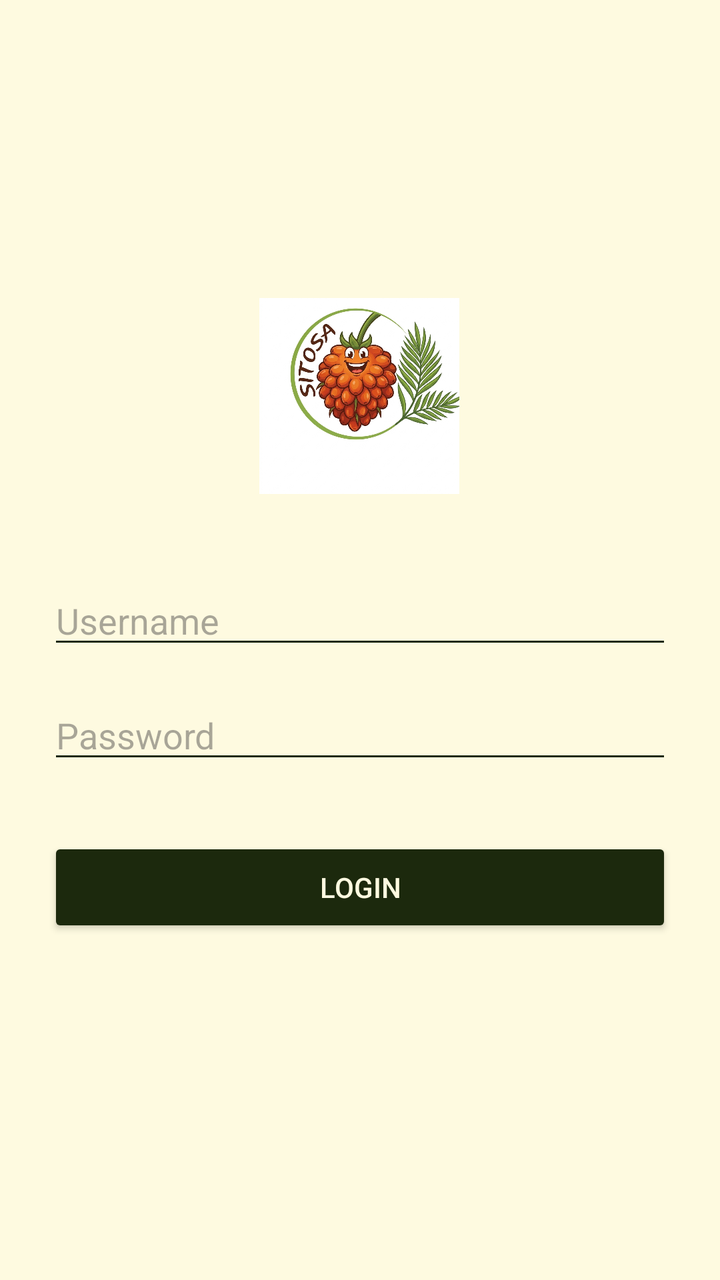
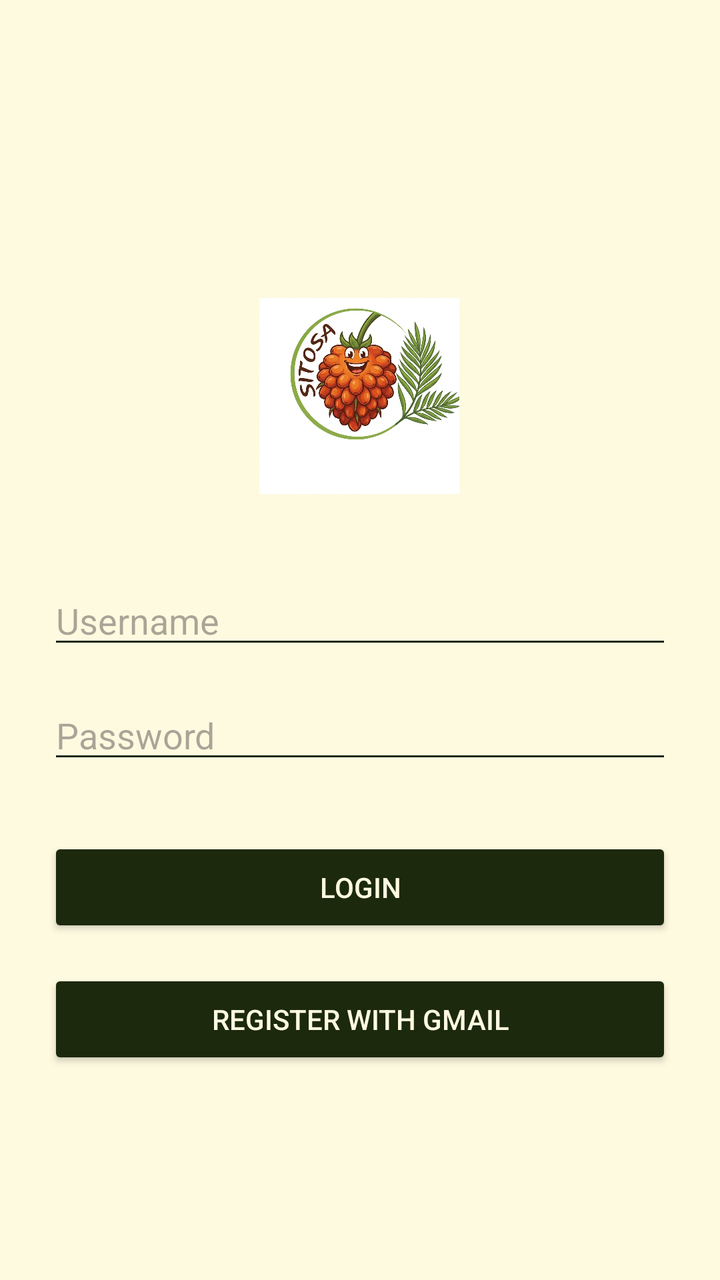

Screens rendered from an Android XML layout before and after an edit, with the pre-edit source and the edit as a unified diff.
<!-- AndroidManifest.xml: application theme Theme.Saporeo -->
<!-- res/layout/activity_auth.xml -->
<?xml version="1.0" encoding="utf-8"?>
<androidx.constraintlayout.widget.ConstraintLayout xmlns:android="http://schemas.android.com/apk/res/android"
    xmlns:app="http://schemas.android.com/apk/res-auto"
    android:layout_width="match_parent"
    android:layout_height="match_parent"
    android:background="@color/sawit_cream"
    android:padding="24dp">

    <ImageView
        android:id="@+id/imgAuthLogo"
        android:layout_width="100dp"
        android:layout_height="100dp"
        android:layout_marginTop="124dp"
        android:src="@drawable/logo_sitosa"
        app:layout_constraintEnd_toEndOf="parent"
        app:layout_constraintHorizontal_bias="0.498"
        app:layout_constraintStart_toStartOf="parent"
        app:layout_constraintTop_toTopOf="parent" />

    <EditText
        android:id="@+id/etUsername"
        android:layout_width="0dp"
        android:layout_height="wrap_content"
        android:layout_marginTop="40dp"
        android:backgroundTint="@color/sawit_dark_green"
        android:hint="Username"
        android:inputType="text"
        android:textColor="@color/sawit_dark_green"
        app:layout_constraintEnd_toEndOf="parent"
        app:layout_constraintStart_toStartOf="parent"
        app:layout_constraintTop_toBottomOf="@id/imgAuthLogo" />

    <EditText
        android:id="@+id/etPassword"
        android:layout_width="0dp"
        android:layout_height="wrap_content"
        android:layout_marginTop="16dp"
        android:backgroundTint="@color/sawit_dark_green"
        android:hint="Password"
        android:inputType="textPassword"
        android:textColor="@color/sawit_dark_green"
        app:layout_constraintEnd_toEndOf="parent"
        app:layout_constraintStart_toStartOf="parent"
        app:layout_constraintTop_toBottomOf="@id/etUsername" />

    <Button
        android:id="@+id/btnLogin"
        android:layout_width="0dp"
        android:layout_height="50dp"
        android:layout_marginTop="32dp"
        android:backgroundTint="@color/sawit_dark_green"
        android:text="Login"
        android:textColor="@color/sawit_cream"
        app:layout_constraintBottom_toBottomOf="parent"
        app:layout_constraintEnd_toEndOf="parent"
        app:layout_constraintHorizontal_bias="0.0"
        app:layout_constraintStart_toStartOf="parent"
        app:layout_constraintTop_toBottomOf="@id/etPassword"
        app:layout_constraintVertical_bias="0.0" />

</androidx.constraintlayout.widget.ConstraintLayout>
<!-- resources referenced by this layout -->
<resources>
  <color name="sawit_cream">#FEFAE0</color>
  <color name="sawit_dark_green">#1C290D</color>
  <!-- drawable logo_sitosa: png bitmap (drawable, 706120 bytes) -->
  <style name="Theme.Saporeo" parent="Base.Theme.Saporeo" />
  <style name="Base.Theme.Saporeo" parent="Theme.Material3.DayNight.NoActionBar">
          
          
      </style>
</resources>

<!-- the commit's change to res/layout/activity_auth.xml (unified diff, before → after) -->
@@ -51,11 +51,20 @@
         android:backgroundTint="@color/sawit_dark_green"
         android:text="Login"
         android:textColor="@color/sawit_cream"
-        app:layout_constraintBottom_toBottomOf="parent"
         app:layout_constraintEnd_toEndOf="parent"
-        app:layout_constraintHorizontal_bias="0.0"
         app:layout_constraintStart_toStartOf="parent"
-        app:layout_constraintTop_toBottomOf="@id/etPassword"
-        app:layout_constraintVertical_bias="0.0" />
+        app:layout_constraintTop_toBottomOf="@id/etPassword" />
+
+    <Button
+        android:id="@+id/btnRegisterGmail"
+        android:layout_width="0dp"
+        android:layout_height="50dp"
+        android:layout_marginTop="16dp"
+        android:backgroundTint="@color/sawit_dark_green"
+        android:text="Register With Gmail"
+        android:textColor="@color/sawit_cream"
+        app:layout_constraintEnd_toEndOf="parent"
+        app:layout_constraintStart_toStartOf="parent"
+        app:layout_constraintTop_toBottomOf="@id/btnLogin" />
 
 </androidx.constraintlayout.widget.ConstraintLayout>
